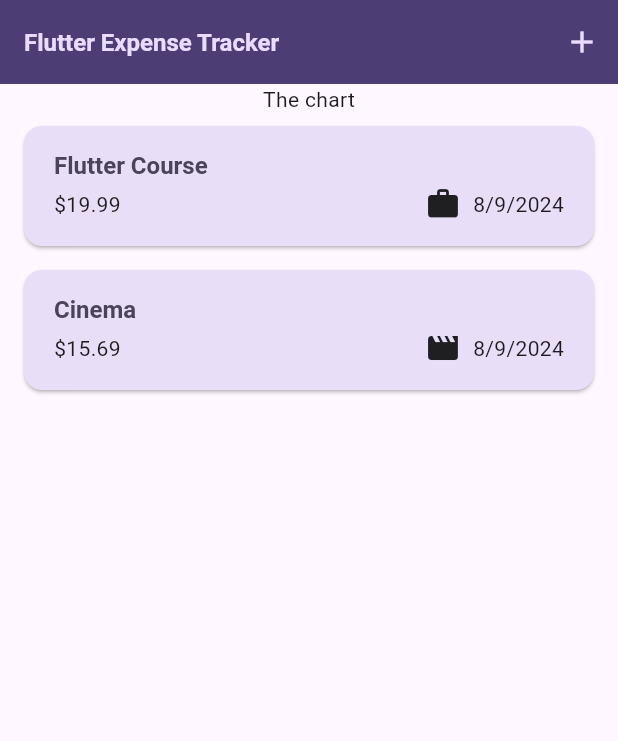
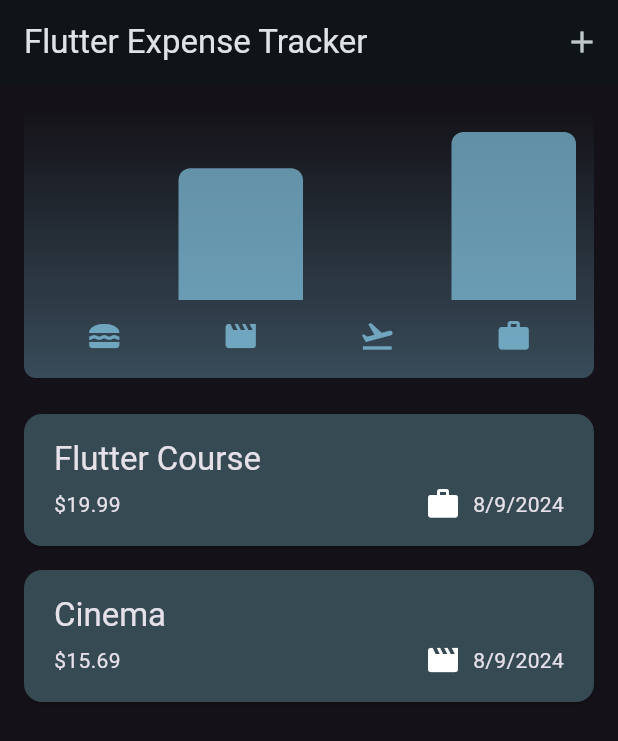
Before and after one commit to BrianPHChen/flutter_expense_tracker, a Flutter app: the screen it shows after launch, on a phone screen of 412 x 824 dp. Shown: the top 741 px of the screen. Run offline on Flutter 3.47's test engine with Material 3 defaults, Android fonts, the phone set to English and light mode, and no system bars.

Commit message:
feat: add chart

```diff
--- a/lib/main.dart
+++ b/lib/main.dart
@@ -55,7 +55,7 @@ void main() {
               ),
             ),
       ),
-      themeMode: ThemeMode.system,
+      themeMode: ThemeMode.dark,
       home: const Expenses(),
     ),
   );
--- a/lib/models/expense.dart
+++ b/lib/models/expense.dart
@@ -33,3 +33,26 @@ class Expense {
     return formatter.format(date);
   }
 }
+
+class ExpenseBucket {
+  const ExpenseBucket({
+    required this.category,
+    required this.expenses,
+  });
+
+  ExpenseBucket.forCategory(List<Expense> allExpenses, this.category)
+      : expenses = allExpenses
+            .where((expense) => expense.category == category)
+            .toList();
+
+  final Category category;
+  final List<Expense> expenses;
+
+  double get totalExpenses {
+    double sum = 0;
+    for (final expense in expenses) {
+      sum += expense.amount;
+    }
+    return sum;
+  }
+}
--- /dev/null
+++ b/lib/widgets/chart/chart.dart
@@ -0,0 +1,95 @@
+import 'package:flutter/material.dart';
+
+import 'package:expense_tracker/widgets/chart/chart_bar.dart';
+import 'package:expense_tracker/models/expense.dart';
+
+class Chart extends StatelessWidget {
+  const Chart({super.key, required this.expenses});
+
+  final List<Expense> expenses;
+
+  List<ExpenseBucket> get buckets {
+    return [
+      ExpenseBucket.forCategory(expenses, Category.food),
+      ExpenseBucket.forCategory(expenses, Category.leisure),
+      ExpenseBucket.forCategory(expenses, Category.travel),
+      ExpenseBucket.forCategory(expenses, Category.work),
+    ];
+  }
+
+  double get maxTotalExpense {
+    double maxTotalExpense = 0;
+
+    for (final bucket in buckets) {
+      if (bucket.totalExpenses > maxTotalExpense) {
+        maxTotalExpense = bucket.totalExpenses;
+      }
+    }
+
+    return maxTotalExpense;
+  }
+
+  @override
+  Widget build(BuildContext context) {
+    final isDarkMode =
+        MediaQuery.of(context).platformBrightness == Brightness.dark;
+    return Container(
+      margin: const EdgeInsets.all(16),
+      padding: const EdgeInsets.symmetric(
+        vertical: 16,
+        horizontal: 8,
+      ),
+      width: double.infinity,
+      height: 180,
+      decoration: BoxDecoration(
+        borderRadius: BorderRadius.circular(8),
+        gradient: LinearGradient(
+          colors: [
+            Theme.of(context).colorScheme.primary.withOpacity(0.3),
+            Theme.of(context).colorScheme.primary.withOpacity(0.0)
+          ],
+          begin: Alignment.bottomCenter,
+          end: Alignment.topCenter,
+        ),
+      ),
+      child: Column(
+        children: [
+          Expanded(
+            child: Row(
+              crossAxisAlignment: CrossAxisAlignment.end,
+              children: [
+                for (final bucket in buckets) // alternative to map()
+                  ChartBar(
+                    fill: bucket.totalExpenses == 0
+                        ? 0
+                        : bucket.totalExpenses / maxTotalExpense,
+                  )
+              ],
+            ),
+          ),
+          const SizedBox(height: 12),
+          Row(
+            children: buckets
+                .map(
+                  (bucket) => Expanded(
+                    child: Padding(
+                      padding: const EdgeInsets.symmetric(horizontal: 4),
+                      child: Icon(
+                        categoryIcons[bucket.category],
+                        color: isDarkMode
+                            ? Theme.of(context).colorScheme.secondary
+                            : Theme.of(context)
+                                .colorScheme
+                                .primary
+                                .withOpacity(0.7),
+                      ),
+                    ),
+                  ),
+                )
+                .toList(),
+          )
+        ],
+      ),
+    );
+  }
+}
--- /dev/null
+++ b/lib/widgets/chart/chart_bar.dart
@@ -0,0 +1,34 @@
+import 'package:flutter/material.dart';
+
+class ChartBar extends StatelessWidget {
+  const ChartBar({
+    super.key,
+    required this.fill,
+  });
+
+  final double fill;
+
+  @override
+  Widget build(BuildContext context) {
+    final isDarkMode =
+        MediaQuery.of(context).platformBrightness == Brightness.dark;
+    return Expanded(
+      child: Padding(
+        padding: const EdgeInsets.symmetric(horizontal: 4),
+        child: FractionallySizedBox(
+          heightFactor: fill,
+          child: DecoratedBox(
+            decoration: BoxDecoration(
+              shape: BoxShape.rectangle,
+              borderRadius:
+                  const BorderRadius.vertical(top: Radius.circular(8)),
+              color: isDarkMode
+                  ? Theme.of(context).colorScheme.secondary
+                  : Theme.of(context).colorScheme.primary.withOpacity(0.65),
+            ),
+          ),
+        ),
+      ),
+    );
+  }
+}
--- a/lib/widgets/expenses.dart
+++ b/lib/widgets/expenses.dart
@@ -1,3 +1,4 @@
+import 'package:expense_tracker/widgets/chart/chart.dart';
 import 'package:expense_tracker/widgets/expenses_list/expenses_list.dart';
 import 'package:expense_tracker/widgets/new_expense.dart';
 import 'package:flutter/material.dart';
@@ -94,7 +95,7 @@ class _ExpensesState extends State<Expenses> {
       ),
       body: Column(
         children: [
-          const Text('The chart'),
+          Chart(expenses: _registeredExpenses),
           Expanded(
             child: mainContent,
           )
```
